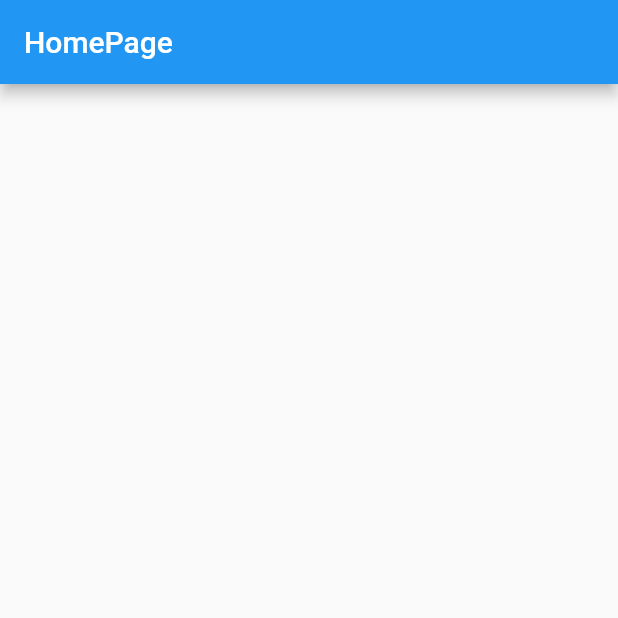
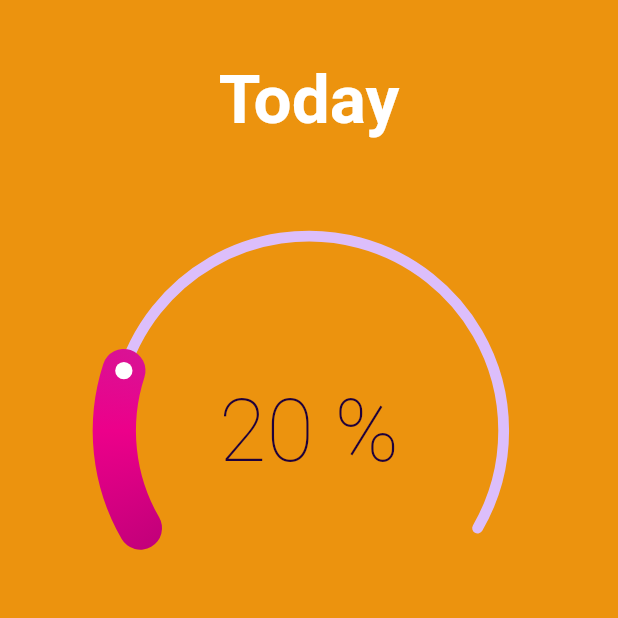
Before and after one commit to erenincesu10/final_project_calorie_tracker, a Flutter app: the HomePage screen opened directly, on a phone screen of 412 x 824 dp, the top half of it. Run offline on Flutter 3.47's test engine with Material 2 defaults, Android fonts, the phone set to English and light mode, and no system bars; drawn by our look-alikes of sleek_circular_slider; our stand-ins replace firebase_core, lottie; accounts and stored records are empty; statements that could not run were skipped.

Commit message:
HomePage
güncellendi

```diff
--- /dev/null
+++ b/lib/components/HomePage/home_page.dart
@@ -0,0 +1,45 @@
+import 'package:flutter/material.dart';
+import 'package:flutter/src/widgets/framework.dart';
+import 'package:flutter/src/widgets/placeholder.dart';
+import 'package:sleek_circular_slider/sleek_circular_slider.dart';
+
+class HomePage extends StatelessWidget {
+  const HomePage({super.key});
+
+  @override
+  Widget build(BuildContext context) {
+    return Scaffold(
+      backgroundColor: Color.fromARGB(255, 236, 147, 14),
+      body: SafeArea(
+        child: Center(
+          child: Column(
+            children: [
+              Padding(
+                padding: const EdgeInsets.only(top: 40),
+                child: Text(
+                  "Today",
+                  style: TextStyle(
+                      color: Colors.white,
+                      fontSize: 45,
+                      fontWeight: FontWeight.bold),
+                ),
+              ),
+              SizedBox(
+                height: 50,
+              ),
+              SleekCircularSlider(
+                initialValue: 20,
+                max: 100,
+                appearance: CircularSliderAppearance(
+                    size: MediaQuery.of(context).size.width * 0.7,
+                    infoProperties: InfoProperties(),
+                    customWidths: CustomSliderWidths()),
+                onChange: (value) {},
+              )
+            ],
+          ),
+        ),
+      ),
+    );
+  }
+}
--- a/lib/components/login_page.dart
+++ b/lib/components/LoginPage/login_page.dart
@@ -1,4 +1,4 @@
-import 'package:calorie_tracker/components/home_page.dart';
+import 'package:calorie_tracker/components/HomePage/home_page.dart';
 import 'package:flutter/material.dart';
 import 'package:flutter/src/widgets/framework.dart';
 import 'package:flutter/src/widgets/placeholder.dart';
--- a/lib/components/home_page.dart
+++ /dev/null
@@ -1,16 +0,0 @@
-import 'package:flutter/material.dart';
-import 'package:flutter/src/widgets/framework.dart';
-import 'package:flutter/src/widgets/placeholder.dart';
-
-class HomePage extends StatelessWidget {
-  const HomePage({super.key});
-
-  @override
-  Widget build(BuildContext context) {
-    return Scaffold(
-      appBar: AppBar(
-        title: Text("HomePage"),
-      ),
-    );
-  }
-}
--- a/lib/main.dart
+++ b/lib/main.dart
@@ -1,4 +1,3 @@
-import 'package:calorie_tracker/components/login_page.dart';
 import 'package:firebase_core/firebase_core.dart';
 import 'package:flutter/material.dart';
 
--- a/pubspec.yaml
+++ b/pubspec.yaml
@@ -37,6 +37,7 @@ dependencies:
   cupertino_icons: ^1.0.2
   firebase_core: ^2.8.0
   lottie: ^2.3.0
+  sleek_circular_slider: ^2.0.1
 
 dev_dependencies:
   flutter_test:
```
Also changed, not shown: pubspec.lock.
